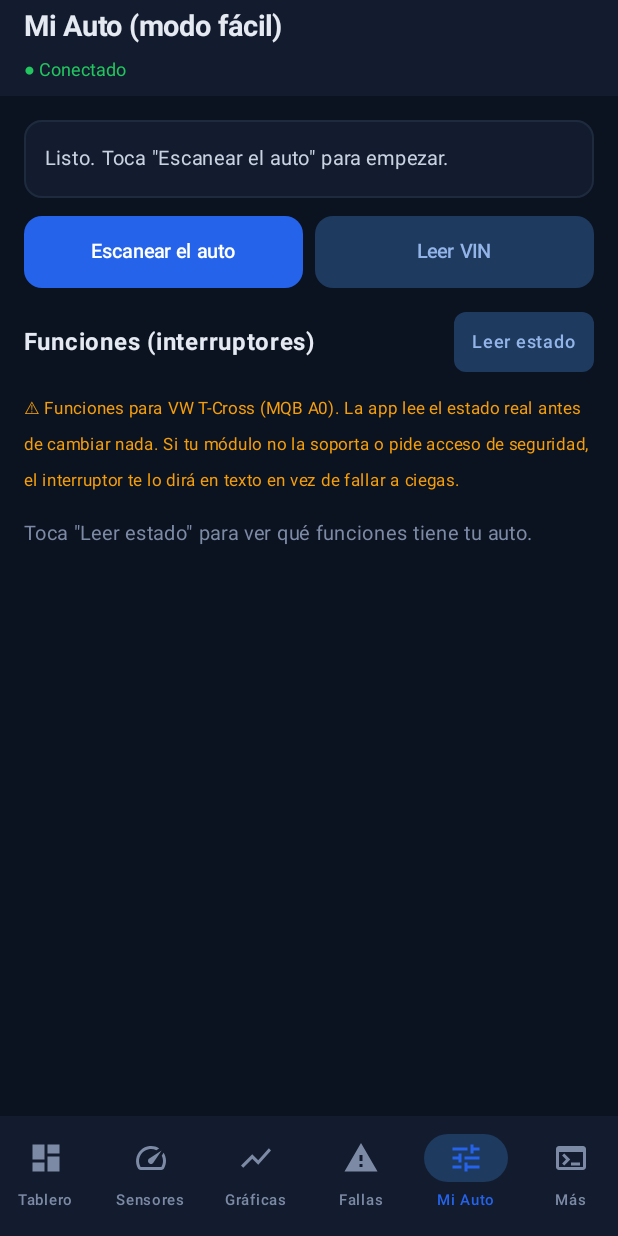
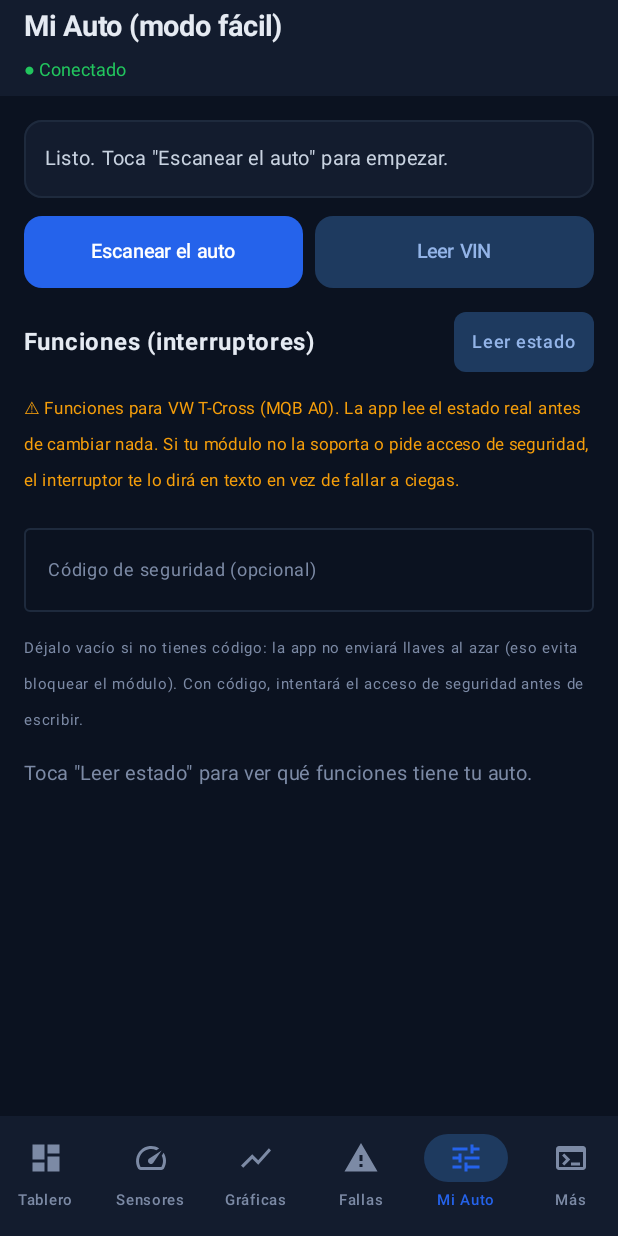
Before and after one commit to jarmzcomz/OBD2, an Android app built with Jetpack Compose: the HomeScreen screen opened through its navigation route, item 5 of the bottom bar chosen, on a phone screen of 412 x 824 dp. Run offline under Robolectric (Android 15) with nearby library versions, the phone set to English and light mode, and no system bars.

Commit message:
feat: campo para pegar codigo de seguridad + acceso de seguridad UDS opcional en escritura VAG

```diff
--- a/auto-diag-suite/android/app/src/main/java/com/autodiag/ui/HomeScreen.kt
+++ b/auto-diag-suite/android/app/src/main/java/com/autodiag/ui/HomeScreen.kt
@@ -342,6 +342,7 @@ private fun VagTab(vm: VagViewModel) {
     val features by vm.features.collectAsState()
     val status by vm.status.collectAsState()
     val busy by vm.busy.collectAsState()
+    val securityCode by vm.securityCode.collectAsState()
 
     LazyColumn(
         contentPadding = PaddingValues(16.dp),
@@ -404,6 +405,32 @@ private fun VagTab(vm: VagViewModel) {
                     "cambiar nada. Si tu módulo no la soporta o pide acceso de seguridad, el " +
                     "interruptor te lo dirá en texto en vez de fallar a ciegas.",
                 color = Color(0xFFF59E0B), fontSize = 11.sp
+            )
+        }
+        // Campo opcional para pegar el código/llave de seguridad.
+        item {
+            OutlinedTextField(
+                value = securityCode,
+                onValueChange = { vm.setSecurityCode(it) },
+                label = { Text("Código de seguridad (opcional)", fontSize = 12.sp) },
+                placeholder = { Text("Pega aquí tu código de VCDS/OBDeleven", fontSize = 12.sp) },
+                singleLine = true,
+                modifier = Modifier.fillMaxWidth(),
+                colors = OutlinedTextFieldDefaults.colors(
+                    focusedTextColor = Color(0xFFE5EAF2),
+                    unfocusedTextColor = Color(0xFFE5EAF2),
+                    focusedBorderColor = Color(0xFF2563EB),
+                    unfocusedBorderColor = Color(0xFF1E2A3D),
+                    focusedLabelColor = Color(0xFF93B4E8),
+                    unfocusedLabelColor = Color(0xFF7C8AA5)
+                )
+            )
+        }
+        item {
+            Text(
+                "Déjalo vacío si no tienes código: la app no enviará llaves al azar (eso evita " +
+                    "bloquear el módulo). Con código, intentará el acceso de seguridad antes de escribir.",
+                color = Color(0xFF7C8AA5), fontSize = 10.sp
             )
         }
         if (features.isEmpty()) {
```
Also changed, not shown: auto-diag-suite/android/app/src/main/java/com/autodiag/viewmodel/VagViewModel.kt (+34 -1 lines).
